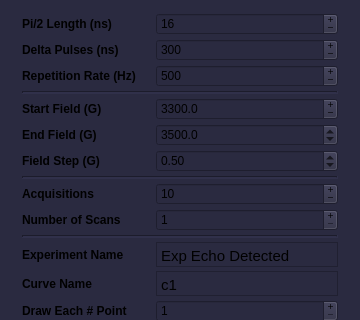
Qt form atomize/control_center/gui/echo_det_main_window.ui (Anatoly1010/Atomize_NIOCH) before a commit; both pictures show x 0 to 360 and y 0 to 320 of the 360 by 472 pixel window.
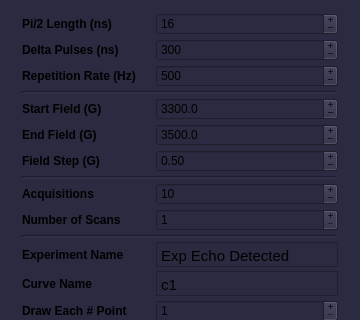
The same form after that commit.

The edit to the form file:
```diff
--- a/atomize/control_center/gui/echo_det_main_window.ui
+++ b/atomize/control_center/gui/echo_det_main_window.ui
@@ -270,6 +270,9 @@
       </item>
       <item row="5" column="1">
        <widget class="QDoubleSpinBox" name="box_end_field">
+        <property name="buttonSymbols">
+         <enum>QAbstractSpinBox::PlusMinus</enum>
+        </property>
         <property name="keyboardTracking">
          <bool>false</bool>
         </property>
@@ -468,6 +471,9 @@
       </item>
       <item row="6" column="1">
        <widget class="QDoubleSpinBox" name="box_step_field">
+        <property name="buttonSymbols">
+         <enum>QAbstractSpinBox::PlusMinus</enum>
+        </property>
         <property name="keyboardTracking">
          <bool>false</bool>
         </property>
```
